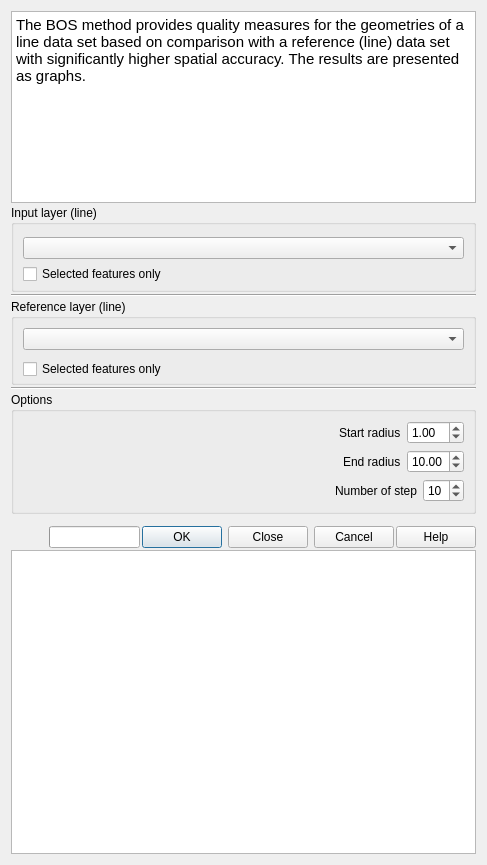
Old version of the form bos_dialog_base.ui in the repository havatv/qgisbosplugin.
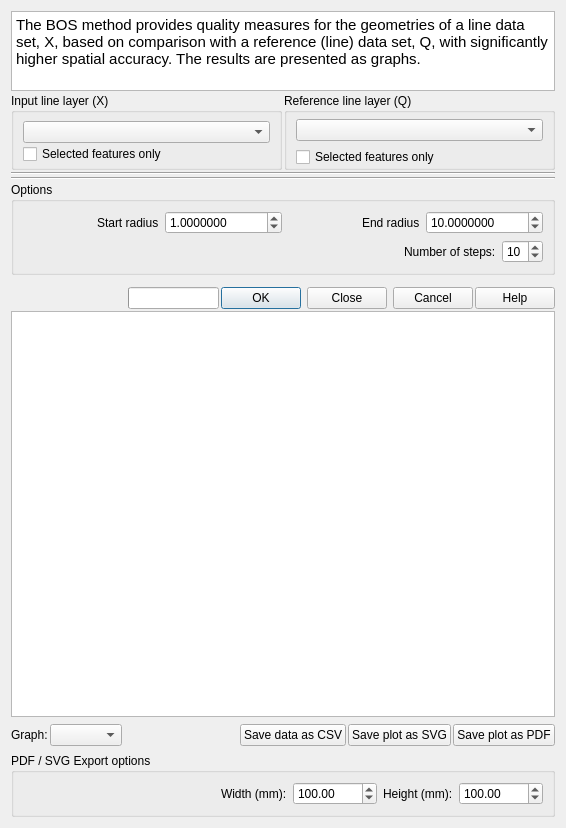
New version of the form.

```diff
--- a/bos_dialog_base.ui
+++ b/bos_dialog_base.ui
@@ -6,8 +6,8 @@
    <rect>
     <x>0</x>
     <y>0</y>
-    <width>487</width>
-    <height>865</height>
+    <width>566</width>
+    <height>828</height>
    </rect>
   </property>
   <property name="windowTitle">
@@ -30,13 +30,13 @@
        <property name="minimumSize">
         <size>
          <width>0</width>
-         <height>50</height>
+         <height>80</height>
         </size>
        </property>
        <property name="maximumSize">
         <size>
          <width>16777215</width>
-         <height>250</height>
+         <height>80</height>
         </size>
        </property>
        <property name="html">
@@ -44,14 +44,16 @@
 &lt;html&gt;&lt;head&gt;&lt;meta name=&quot;qrichtext&quot; content=&quot;1&quot; /&gt;&lt;style type=&quot;text/css&quot;&gt;
 p, li { white-space: pre-wrap; }
 &lt;/style&gt;&lt;/head&gt;&lt;body style=&quot; font-family:'Ubuntu'; font-size:11pt; font-weight:400; font-style:normal;&quot;&gt;
-&lt;p style=&quot; margin-top:0px; margin-bottom:0px; margin-left:0px; margin-right:0px; -qt-block-indent:0; text-indent:0px;&quot;&gt;The BOS method provides quality measures for the geometries of a line data set based on comparison with a reference (line) data set with significantly higher spatial accuracy. The results are presented as graphs.&lt;/p&gt;&lt;/body&gt;&lt;/html&gt;</string>
+&lt;p style=&quot; margin-top:0px; margin-bottom:0px; margin-left:0px; margin-right:0px; -qt-block-indent:0; text-indent:0px;&quot;&gt;The BOS method provides quality measures for the geometries of a line data set, X, based on comparison with a reference (line) data set, Q, with significantly higher spatial accuracy. The results are presented as graphs.&lt;/p&gt;&lt;/body&gt;&lt;/html&gt;</string>
        </property>
       </widget>
      </item>
+     <item>
+      <layout class="QHBoxLayout" name="horizontalLayout_6">
      <item>
       <widget class="QGroupBox" name="groupBox">
        <property name="title">
-        <string>Input layer (line)</string>
+          <string>Input line layer (X)</string>
        </property>
        <layout class="QVBoxLayout" name="verticalLayout_3">
         <property name="spacing">
@@ -76,13 +78,6 @@
        </layout>
       </widget>
      </item>
-     <item>
-      <widget class="Line" name="line_2">
-       <property name="orientation">
-        <enum>Qt::Horizontal</enum>
-       </property>
-      </widget>
-     </item>
      <item>
       <widget class="QGroupBox" name="groupBox_1">
        <property name="sizePolicy">
@@ -92,7 +87,7 @@
         </sizepolicy>
        </property>
        <property name="title">
-        <string>Reference layer (line)</string>
+          <string>Reference line layer (Q)</string>
        </property>
        <layout class="QVBoxLayout" name="verticalLayout_4">
         <property name="topMargin">
@@ -118,6 +113,15 @@
        </layout>
       </widget>
      </item>
+      </layout>
+     </item>
+     <item>
+      <widget class="Line" name="line_2">
+       <property name="orientation">
+        <enum>Qt::Horizontal</enum>
+       </property>
+      </widget>
+     </item>
      <item>
       <widget class="Line" name="line">
        <property name="orientation">
@@ -155,15 +159,20 @@
           </item>
           <item>
            <widget class="QDoubleSpinBox" name="startRadiusSB">
+            <property name="decimals">
+             <number>7</number>
+            </property>
+            <property name="minimum">
+             <double>0.000001000000000</double>
+            </property>
+            <property name="maximum">
+             <double>999999999.990000009536743</double>
+            </property>
             <property name="value">
              <double>1.000000000000000</double>
             </property>
            </widget>
           </item>
-         </layout>
-        </item>
-        <item>
-         <layout class="QHBoxLayout" name="horizontalLayout_3">
           <item>
            <spacer name="horizontalSpacer_3">
             <property name="orientation">
@@ -186,6 +195,15 @@
           </item>
           <item>
            <widget class="QDoubleSpinBox" name="endRadiusSB">
+            <property name="decimals">
+             <number>7</number>
+            </property>
+            <property name="minimum">
+             <double>0.000001000000000</double>
+            </property>
+            <property name="maximum">
+             <double>999999999.990000009536743</double>
+            </property>
             <property name="value">
              <double>10.000000000000000</double>
             </property>
@@ -211,7 +229,7 @@
           <item>
            <widget class="QLabel" name="label">
             <property name="text">
-             <string>Number of step</string>
+             <string>Number of steps:</string>
             </property>
            </widget>
           </item>
@@ -283,21 +301,21 @@
      <item>
       <widget class="QGraphicsView" name="BOSGraphicsView">
        <property name="sizePolicy">
-        <sizepolicy hsizetype="Expanding" vsizetype="Fixed">
+        <sizepolicy hsizetype="Expanding" vsizetype="Expanding">
          <horstretch>0</horstretch>
          <verstretch>1</verstretch>
         </sizepolicy>
        </property>
        <property name="minimumSize">
         <size>
-         <width>304</width>
-         <height>304</height>
+         <width>200</width>
+         <height>200</height>
         </size>
        </property>
        <property name="maximumSize">
         <size>
          <width>16777215</width>
-         <height>304</height>
+         <height>16777215</height>
         </size>
        </property>
        <property name="verticalScrollBarPolicy">
@@ -311,6 +329,116 @@
        </property>
       </widget>
      </item>
+     <item>
+      <layout class="QHBoxLayout" name="horizontalLayout_5">
+       <property name="topMargin">
+        <number>5</number>
+       </property>
+       <property name="bottomMargin">
+        <number>5</number>
+       </property>
+       <item>
+        <widget class="QLabel" name="label_4">
+         <property name="text">
+          <string>Graph:</string>
+         </property>
+        </widget>
+       </item>
+       <item>
+        <widget class="QComboBox" name="graphtypeCB"/>
+       </item>
+       <item>
+        <spacer name="horizontalSpacer_4">
+         <property name="orientation">
+          <enum>Qt::Horizontal</enum>
+         </property>
+         <property name="sizeHint" stdset="0">
+          <size>
+           <width>40</width>
+           <height>20</height>
+          </size>
+         </property>
+        </spacer>
+       </item>
+       <item>
+        <widget class="QPushButton" name="savecsvPB">
+         <property name="text">
+          <string>Save data as CSV</string>
+         </property>
+        </widget>
+       </item>
+       <item>
+        <widget class="QPushButton" name="savesvgPB">
+         <property name="text">
+          <string>Save plot as SVG</string>
+         </property>
+        </widget>
+       </item>
+       <item>
+        <widget class="QPushButton" name="savepdfPB">
+         <property name="text">
+          <string>Save plot as PDF</string>
+         </property>
+        </widget>
+       </item>
+      </layout>
+     </item>
+     <item>
+      <widget class="QGroupBox" name="groupBox_3">
+       <property name="title">
+        <string>PDF / SVG Export options</string>
+       </property>
+       <layout class="QHBoxLayout" name="horizontalLayout_3">
+        <item>
+         <spacer name="horizontalSpacer_5">
+          <property name="orientation">
+           <enum>Qt::Horizontal</enum>
+          </property>
+          <property name="sizeHint" stdset="0">
+           <size>
+            <width>40</width>
+            <height>20</height>
+           </size>
+          </property>
+         </spacer>
+        </item>
+        <item>
+         <widget class="QLabel" name="label_5">
+          <property name="text">
+           <string>Width (mm):</string>
+          </property>
+         </widget>
+        </item>
+        <item>
+         <widget class="QDoubleSpinBox" name="widthmmDSB">
+          <property name="maximum">
+           <double>100000.000000000000000</double>
+          </property>
+          <property name="value">
+           <double>100.000000000000000</double>
+          </property>
+         </widget>
+        </item>
+        <item>
+         <widget class="QLabel" name="label_6">
+          <property name="text">
+           <string>Height (mm):</string>
+          </property>
+         </widget>
+        </item>
+        <item>
+         <widget class="QDoubleSpinBox" name="heightmmDSB">
+          <property name="maximum">
+           <double>100000.000000000000000</double>
+          </property>
+          <property name="value">
+           <double>100.000000000000000</double>
+          </property>
+         </widget>
+        </item>
+       </layout>
+      </widget>
+     </item>
     </layout>
    </item>
   </layout>
```
Lines whose indentation alone changed are shown as unchanged.
